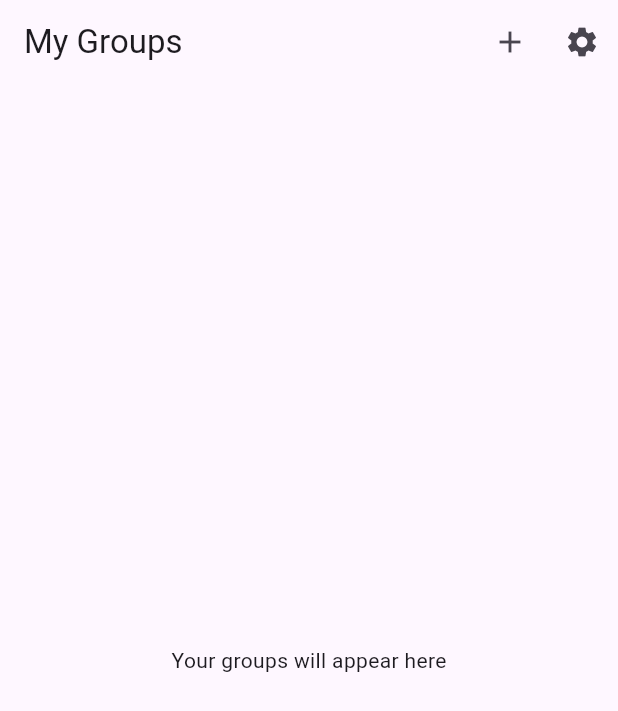
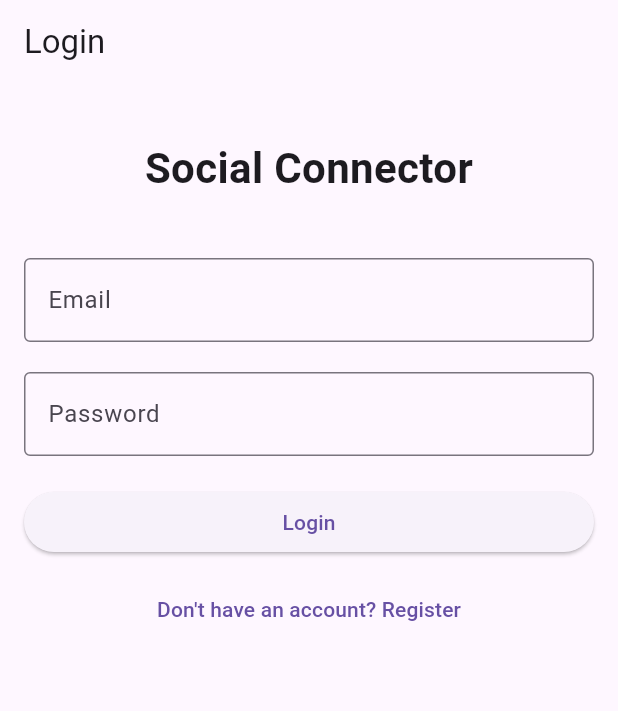
Before and after one commit to javaknight1/group-social, a Flutter app: the screen it shows after launch, on a phone screen of 412 x 824 dp. Shown: the top 711 px of the screen. Run offline on Flutter 3.47's test engine with Material 3 defaults, Android fonts, the phone set to English and light mode, and no system bars; our stand-ins replace firebase_auth, firebase_core; accounts and stored records are empty.

Commit message:
Added ability to create and login users

```diff
--- a/lib/main.dart
+++ b/lib/main.dart
@@ -1,7 +1,16 @@
 import 'package:flutter/material.dart';
+import 'package:firebase_core/firebase_core.dart';
+import 'package:firebase_auth/firebase_auth.dart';
+import 'firebase_options.dart';
 import 'screens/home_screen.dart';
+import 'screens/login_screen.dart';
+import 'services/auth_service.dart';
 
-void main() {
+void main() async {
+  WidgetsFlutterBinding.ensureInitialized();
+  await Firebase.initializeApp(
+    options: DefaultFirebaseOptions.currentPlatform,
+  );
   runApp(const SocialConnectorApp());
 }
 
@@ -16,7 +25,31 @@ class SocialConnectorApp extends StatelessWidget {
         primarySwatch: Colors.blue,
         visualDensity: VisualDensity.adaptivePlatformDensity,
       ),
-      home: const HomeScreen(),
+      home: const AuthWrapper(),
     );
   }
 }
+
+class AuthWrapper extends StatelessWidget {
+  const AuthWrapper({Key? key}) : super(key: key);
+
+  @override
+  Widget build(BuildContext context) {
+    return StreamBuilder<User?>(
+      stream: AuthService().user,
+      builder: (context, snapshot) {
+        if (snapshot.connectionState == ConnectionState.active) {
+          final user = snapshot.data;
+          return user != null ? const HomeScreen() : const LoginScreen();
+        }
+
+        // Show loading indicator while checking auth state
+        return const Scaffold(
+          body: Center(
+            child: CircularProgressIndicator(),
+          ),
+        );
+      },
+    );
+  }
+}
--- /dev/null
+++ b/lib/screens/login_screen.dart
@@ -0,0 +1,126 @@
+import 'package:flutter/material.dart';
+import '../services/auth_service.dart';
+import 'registration_screen.dart';
+import 'home_screen.dart';
+
+class LoginScreen extends StatefulWidget {
+  const LoginScreen({Key? key}) : super(key: key);
+
+  @override
+  _LoginScreenState createState() => _LoginScreenState();
+}
+
+class _LoginScreenState extends State<LoginScreen> {
+  final AuthService _authService = AuthService();
+  final _formKey = GlobalKey<FormState>();
+
+  String _email = '';
+  String _password = '';
+  String _error = '';
+  bool _isLoading = false;
+
+  @override
+  Widget build(BuildContext context) {
+    return Scaffold(
+      appBar: AppBar(
+        title: const Text('Login'),
+      ),
+      body: SingleChildScrollView(
+        padding: const EdgeInsets.all(16.0),
+        child: Form(
+          key: _formKey,
+          child: Column(
+            mainAxisAlignment: MainAxisAlignment.center,
+            crossAxisAlignment: CrossAxisAlignment.stretch,
+            children: [
+              const SizedBox(height: 20),
+              const Text(
+                'Social Connector',
+                textAlign: TextAlign.center,
+                style: TextStyle(
+                  fontSize: 28,
+                  fontWeight: FontWeight.bold,
+                ),
+              ),
+              const SizedBox(height: 40),
+              TextFormField(
+                decoration: const InputDecoration(
+                  labelText: 'Email',
+                  border: OutlineInputBorder(),
+                ),
+                validator: (value) {
+                  if (value == null || value.isEmpty) {
+                    return 'Please enter your email';
+                  }
+                  return null;
+                },
+                onChanged: (value) {
+                  setState(() => _email = value);
+                },
+              ),
+              const SizedBox(height: 20),
+              TextFormField(
+                decoration: const InputDecoration(
+                  labelText: 'Password',
+                  border: OutlineInputBorder(),
+                ),
+                obscureText: true,
+                validator: (value) {
+                  if (value == null || value.isEmpty) {
+                    return 'Please enter your password';
+                  }
+                  return null;
+                },
+                onChanged: (value) {
+                  setState(() => _password = value);
+                },
+              ),
+              const SizedBox(height: 20),
+              ElevatedButton(
+                onPressed: _isLoading ? null : () async {
+                  if (_formKey.currentState!.validate()) {
+                    setState(() => _isLoading = true);
+                    try {
+                      await _authService.signInWithEmailAndPassword(_email, _password);
+                      Navigator.pushReplacement(
+                        context,
+                        MaterialPageRoute(builder: (context) => const HomeScreen()),
+                      );
+                    } catch (e) {
+                      setState(() {
+                        _error = e.toString();
+                        _isLoading = false;
+                      });
+                    }
+                  }
+                },
+                child: _isLoading
+                    ? const CircularProgressIndicator(color: Colors.white)
+                    : const Text('Login'),
+              ),
+              const SizedBox(height: 10),
+              TextButton(
+                onPressed: () {
+                  Navigator.push(
+                    context,
+                    MaterialPageRoute(builder: (context) => const RegistrationScreen()),
+                  );
+                },
+                child: const Text('Don\'t have an account? Register'),
+              ),
+              if (_error.isNotEmpty)
+                Padding(
+                  padding: const EdgeInsets.only(top: 20),
+                  child: Text(
+                    _error,
+                    style: const TextStyle(color: Colors.red, fontSize: 14),
+                    textAlign: TextAlign.center,
+                  ),
+                ),
+            ],
+          ),
+        ),
+      ),
+    );
+  }
+}
--- /dev/null
+++ b/lib/services/auth_service.dart
@@ -0,0 +1,34 @@
+import 'package:firebase_auth/firebase_auth.dart';
+
+class AuthService {
+  final FirebaseAuth _auth = FirebaseAuth.instance;
+
+  // Auth change user stream
+  Stream<User?> get user => _auth.authStateChanges();
+
+  // Sign in with email & password
+  Future<UserCredential> signInWithEmailAndPassword(String email, String password) async {
+    return await _auth.signInWithEmailAndPassword(
+      email: email,
+      password: password,
+    );
+  }
+
+  // Register with email & password
+  Future<UserCredential> registerWithEmailAndPassword(String email, String password) async {
+    return await _auth.createUserWithEmailAndPassword(
+      email: email,
+      password: password,
+    );
+  }
+
+  // Sign out
+  Future<void> signOut() async {
+    return await _auth.signOut();
+  }
+
+  // Get current user ID
+  String? getCurrentUserId() {
+    return _auth.currentUser?.uid;
+  }
+}
```
Also changed, not shown: lib/screens/registration_screen.dart (added, +124 -0 lines), lib/screens/social_accounts_setup_screen.dart (added, +134 -0 lines), pubspec.yaml (+2 -70 lines), pubspec.lock, 1 other file.
